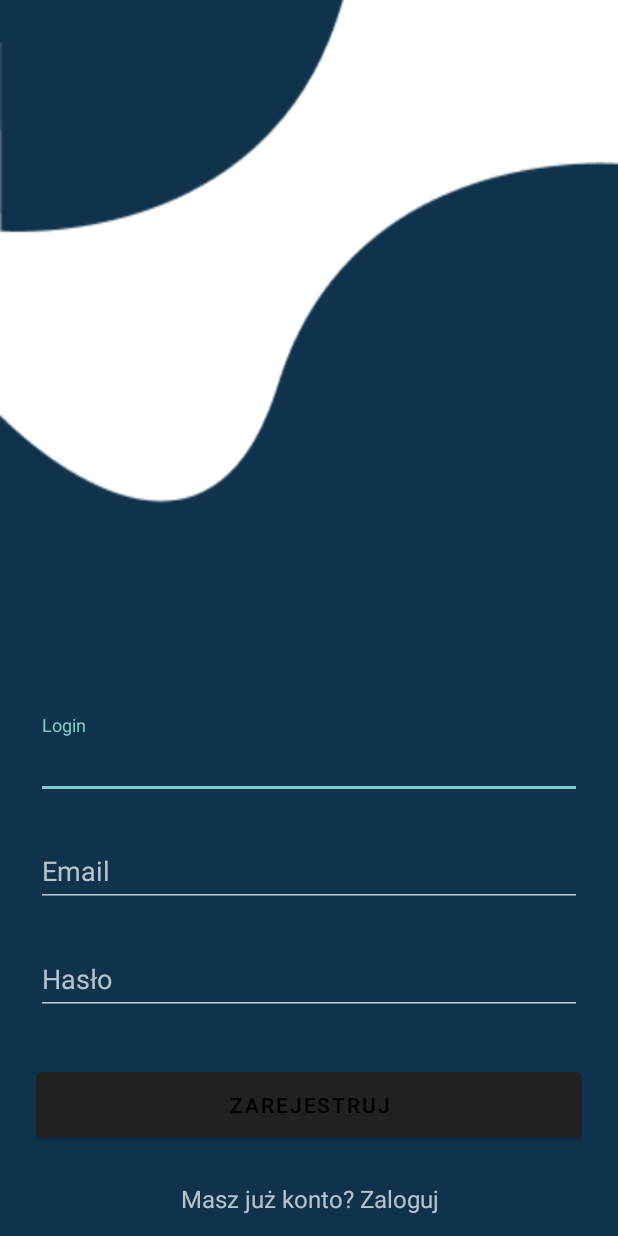
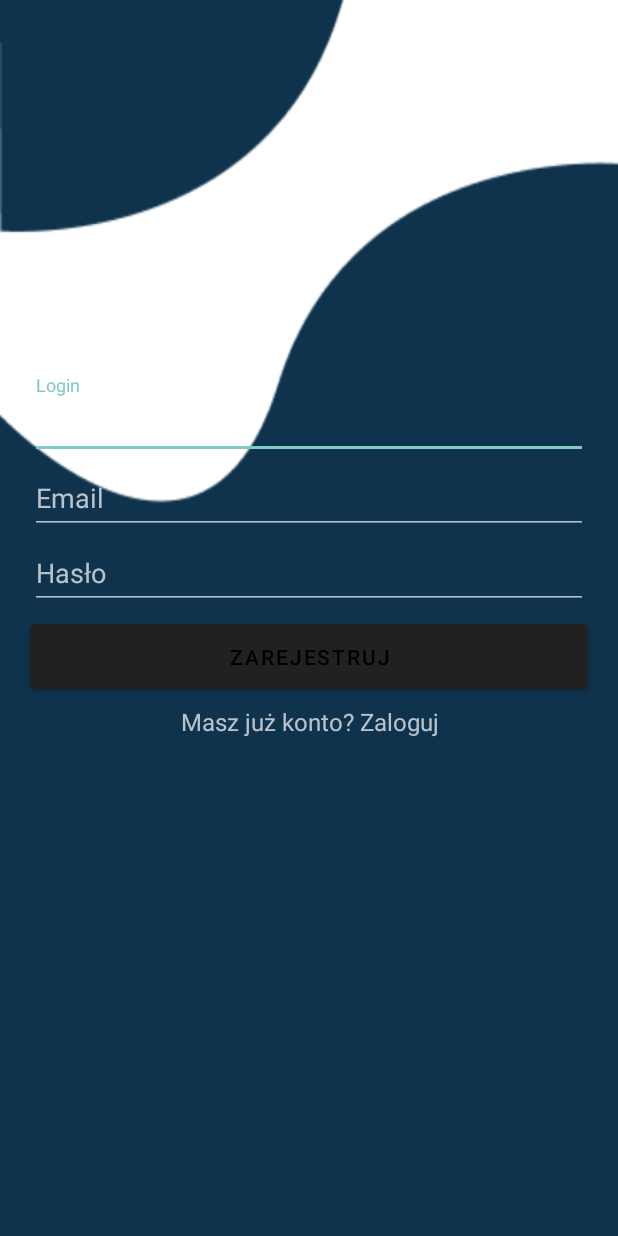
Before and after one commit to MealkyTeam/Mealky, an Android app: the layout register_activity.xml on its own in the app's theme, with its tools: preview values and no code run, on a phone screen of 412 x 824 dp. Run offline under Robolectric (Android 15) with nearby library versions, the phone set to English and light mode, and no system bars.

Commit message:
changed linear to relative layouts

```diff
--- a/app/src/main/res/layout/register_activity.xml
+++ b/app/src/main/res/layout/register_activity.xml
@@ -1,25 +1,17 @@
 <?xml version="1.0" encoding="utf-8"?>
-<ScrollView
+<RelativeLayout
     xmlns:android="http://schemas.android.com/apk/res/android"
     android:layout_width="fill_parent"
     android:layout_height="fill_parent"
     android:fitsSystemWindows="true"
     android:background="@drawable/background">
 
-    <LinearLayout
-        android:orientation="vertical"
-        android:layout_width="match_parent"
-        android:layout_height="wrap_content"
-        android:paddingTop="56dp"
-        android:paddingLeft="24dp"
-        android:paddingRight="24dp"
-        android:layout_gravity="bottom">
-
     <com.google.android.material.textfield.TextInputLayout
         android:layout_width="match_parent"
         android:layout_height="wrap_content"
-            android:layout_marginTop="8dp"
-            android:layout_marginBottom="8dp">
+        android:layout_marginTop="250dp"
+        android:layout_marginRight="20dp"
+        android:layout_marginLeft="20dp">
         <EditText android:id="@+id/input_login"
             android:layout_width="match_parent"
             android:layout_height="wrap_content"
@@ -30,8 +22,9 @@
     <com.google.android.material.textfield.TextInputLayout
         android:layout_width="match_parent"
         android:layout_height="wrap_content"
-            android:layout_marginTop="8dp"
-            android:layout_marginBottom="8dp">
+        android:layout_marginTop="300dp"
+        android:layout_marginRight="20dp"
+        android:layout_marginLeft="20dp">
         <EditText android:id="@+id/input_email"
             android:layout_width="match_parent"
             android:layout_height="wrap_content"
@@ -42,8 +35,9 @@
     <com.google.android.material.textfield.TextInputLayout
         android:layout_width="match_parent"
         android:layout_height="wrap_content"
-            android:layout_marginTop="8dp"
-            android:layout_marginBottom="8dp">
+        android:layout_marginTop="350dp"
+        android:layout_marginRight="20dp"
+        android:layout_marginLeft="20dp">
         <EditText android:id="@+id/input_password"
             android:layout_width="match_parent"
             android:layout_height="wrap_content"
@@ -55,18 +49,19 @@
         android:id="@+id/btn_signup"
         android:layout_width="fill_parent"
         android:layout_height="wrap_content"
-            android:layout_marginTop="24dp"
-            android:layout_marginBottom="24dp"
+        android:layout_marginTop="410dp"
+        android:layout_marginRight="20dp"
+        android:layout_marginLeft="20dp"
         android:padding="12dp"
         android:text="Zarejestruj"/>
-
         <TextView android:id="@+id/link_login"
             android:layout_width="fill_parent"
             android:layout_height="wrap_content"
-            android:layout_marginBottom="14dp"
+            android:layout_marginTop="470dp"
+            android:layout_marginRight="20dp"
+            android:layout_marginLeft="20dp"
             android:text="Masz już konto? Zaloguj"
             android:gravity="center"
             android:textSize="16dip"/>
 
-    </LinearLayout>
-</ScrollView>
+    </RelativeLayout>
```
Also changed, not shown: app/src/main/res/layout/login_activity.xml (+20 -21 lines). Lines whose indentation alone changed are shown as unchanged.
